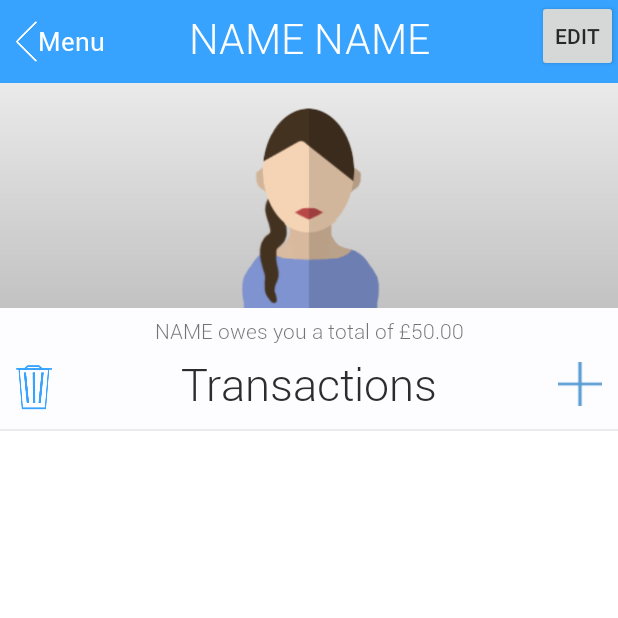
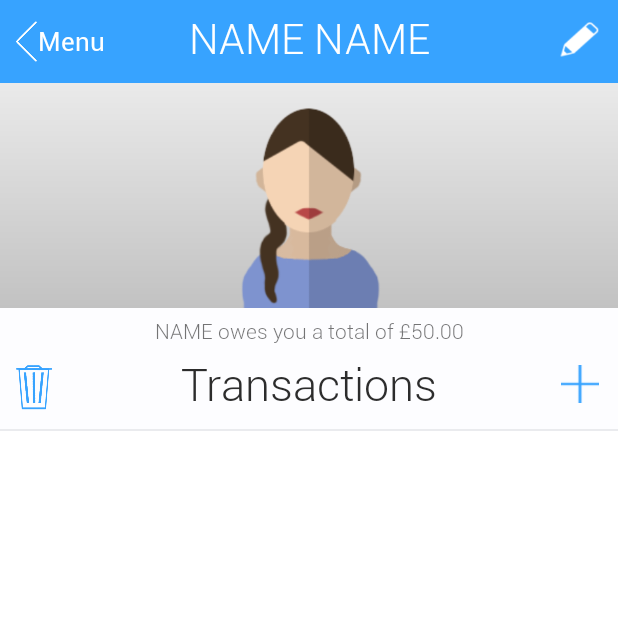
Before and after one commit to wolfbytestudio/Tappers, an Android app: the ContactPage screen opened directly, with no data from a screen before it, on a phone screen of 412 x 824 dp, the top half of it. Run offline under Robolectric (Android 15) with nearby library versions, the phone set to English and light mode, and no system bars; 10 statements that could not run were skipped.

Commit message:
Code refactoring

```diff
--- a/Tappers/app/src/main/java/org/tappers/ui/page/ContactPage.java
+++ b/Tappers/app/src/main/java/org/tappers/ui/page/ContactPage.java
@@ -141,6 +141,8 @@ public class ContactPage extends Activity
 
         ImageButton btnBack = (ImageButton) findViewById(R.id.btnBackContact);
 
+
+
         btnBack.setOnClickListener(new View.OnClickListener() {
             @Override
             public void onClick(View v) {
@@ -151,7 +153,7 @@ public class ContactPage extends Activity
             }
         });
 
-        Button edit = (Button) findViewById(R.id.btnEditContact);
+        ImageButton edit = (ImageButton) findViewById(R.id.btnEditContact);
 
         edit.setOnClickListener(new View.OnClickListener() {
             @Override
--- a/Tappers/app/src/main/res/layout/activity_contact_page.xml
+++ b/Tappers/app/src/main/res/layout/activity_contact_page.xml
@@ -99,13 +99,15 @@
         android:layout_height="40dp"
         android:id="@+id/btnNewTransaction"
         android:background="@null"
-        android:padding="5dp"
+        android:padding="7dp"
+
         android:scaleType="fitCenter"
         android:layout_marginRight="5dp"
         android:src="@drawable/plus_sign"
         android:layout_alignBottom="@+id/txtHistory"
         android:layout_alignParentRight="true"
-        android:layout_alignParentEnd="true" />
+        android:layout_alignParentEnd="true"
+        android:layout_marginTop="1dp"/>
 
 
     <TextView
@@ -133,11 +135,16 @@
         android:src="@drawable/back_arrow"
         android:layout_alignParentTop="true" />
 
-    <Button
-        style="?android:attr/buttonStyleSmall"
-        android:layout_width="wrap_content"
-        android:layout_height="wrap_content"
+    <ImageButton
+        android:layout_width="45dp"
+        android:layout_height="45dp"
+        android:src="@drawable/edit_icon"
         android:text="Edit"
+        android:scaleType="fitCenter"
+        android:padding="7dp"
+        android:background="@null"
+        android:layout_marginRight="3dp"
+        android:layout_marginTop="3dp"
         android:id="@+id/btnEditContact"
         android:layout_alignParentTop="true"
         android:layout_alignParentRight="true"
--- a/Tappers/app/src/main/res/layout/list_row.xml
+++ b/Tappers/app/src/main/res/layout/list_row.xml
@@ -18,6 +18,7 @@
         android:layout_height="fill_parent">
 
         <ImageView
+            android:focusable="false"
             android:layout_width="60dp"
             android:cropToPadding="true"
             android:src="@drawable/female"
--- a/Tappers/app/src/main/res/values-v21/styles.xml
+++ b/Tappers/app/src/main/res/values-v21/styles.xml
@@ -7,13 +7,8 @@
         <item name="android:colorForeground">#0D0D0D</item>
         <item name="android:statusBarColor">#0F7BD7</item>
         <item name="android:colorControlNormal">#c5c5c5</item>
-        <item name="android:orientation">vertical</item>
         <item name="android:screenOrientation">portrait</item>
         <item name="android:colorControlActivated">#37A3FF</item>
         <item name="android:colorControlHighlight">#37A3FF</item>
-        <item name="android:textAppearanceLargePopupMenu">@style/myPopupMenuTextAppearanceLarge</item>
-    </style>
-    <style name="myPopupMenuTextAppearanceLarge">
-        <item name="android:textColor">#1e1e1e</item>
     </style>
 </resources>
```
Also changed, not shown: Tappers/app/src/main/java/org/tappers/MainActivity.java (+25 -10 lines), Tappers/app/src/main/java/org/tappers/ui/adapter/TransactionListAdapter.java (+5 -5 lines), Tappers/app/src/main/res/drawable/edit_icon.png (added), Tappers/app/src/main/res/drawable/plus_sign.png, 3 other files.
